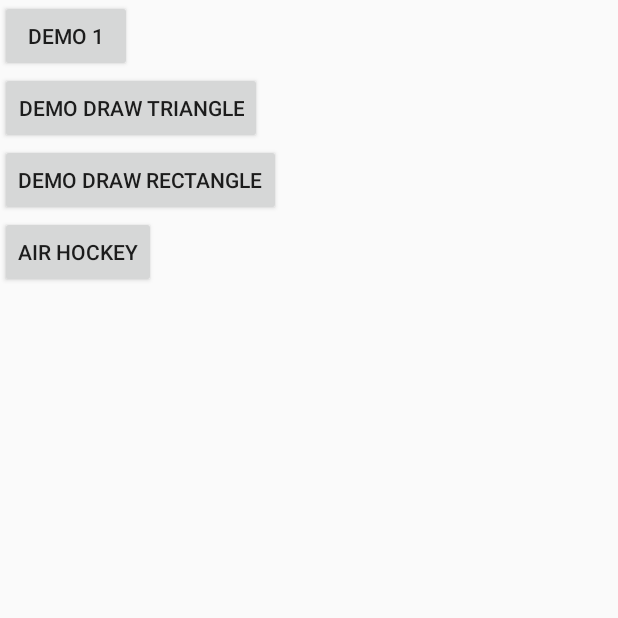
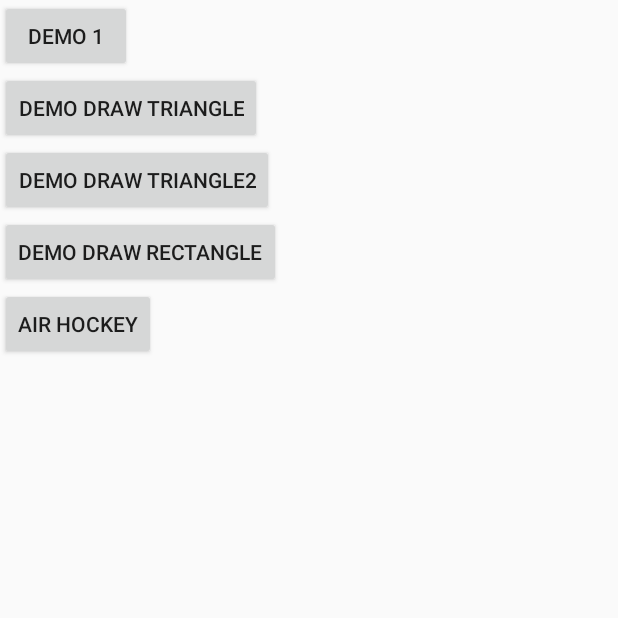
Before and after one commit to haoliweimiao/AndroidDemo, an Android app: the OpenGLListActivity screen opened directly, with no data from a screen before it, after a tap on "DEMO DRAW TRIANGLE", on a phone screen of 412 x 824 dp, the top half of it. Run offline under Robolectric (Android 15) with nearby library versions, the phone set to English and light mode, and no system bars; our stand-ins replace data binding.

```diff
--- a/app/build.gradle
+++ b/app/build.gradle
@@ -8,7 +8,7 @@ android {
         minSdkVersion 19
         targetSdkVersion 28
         versionCode 1
-        versionName "1.0.24"
+        versionName "1.0.25"
         testInstrumentationRunner "android.support.test.runner.AndroidJUnitRunner"
     }
     buildTypes {
--- a/app/src/main/AndroidManifest.xml
+++ b/app/src/main/AndroidManifest.xml
@@ -2,6 +2,8 @@
 <manifest xmlns:android="http://schemas.android.com/apk/res/android"
     xmlns:tools="http://schemas.android.com/tools"
     package="com.hlw.demo">
+
+    <uses-feature android:glEsVersion="0x00030000" />
 
     <application
         android:allowBackup="true"
--- a/app/src/main/java/com/hlw/demo/activity/opengl/OpenGLDrawType.java
+++ b/app/src/main/java/com/hlw/demo/activity/opengl/OpenGLDrawType.java
@@ -5,10 +5,12 @@ import android.opengl.GLSurfaceView;
 
 import com.hlw.demo.activity.opengl.renderer.RectangleRenderer;
 import com.hlw.demo.activity.opengl.renderer.TriangleRenderer;
+import com.hlw.demo.activity.opengl.renderer.TriangleRenderer2;
 
 public enum OpenGLDrawType {
     //绘制三角形
     TRIANGLE("triangle"),
+    TRIANGLE2("triangle2"),
     //绘制矩形
     RECTANGLE("rectangle");
 
@@ -24,6 +26,8 @@ public enum OpenGLDrawType {
         switch (type) {
             case RECTANGLE:
                 return new RectangleRenderer(context);
+            case TRIANGLE2:
+                return new TriangleRenderer2(context);
             case TRIANGLE:
             default:
                 return new TriangleRenderer(context);
--- a/app/src/main/java/com/hlw/demo/activity/opengl/ShaderHelper.java
+++ b/app/src/main/java/com/hlw/demo/activity/opengl/ShaderHelper.java
@@ -95,6 +95,9 @@ public class ShaderHelper {
             return 0;
         }
 
+        glDeleteShader(vertexShaderId);
+        glDeleteShader(fragmentShaderId);
+
         return programObjectId;
     }
 
--- a/app/src/main/java/com/hlw/demo/activity/opengl/activity/OpenGLListActivity.java
+++ b/app/src/main/java/com/hlw/demo/activity/opengl/activity/OpenGLListActivity.java
@@ -35,6 +35,7 @@ public class OpenGLListActivity extends BaseActivity<ActivityOpenglListBinding>
         mBinding.btnDemo1.setOnClickListener(this);
         mBinding.btnAirHockey.setOnClickListener(this);
         mBinding.btnDrawTriangle.setOnClickListener(this);
+        mBinding.btnDrawTriangle2.setOnClickListener(this);
         mBinding.btnDrawRectangle.setOnClickListener(this);
     }
 
@@ -50,6 +51,9 @@ public class OpenGLListActivity extends BaseActivity<ActivityOpenglListBinding>
             case R.id.btn_draw_triangle:
                 OpenGLDrawDemoleActivity.start(this, OpenGLDrawType.TRIANGLE.name());
                 break;
+            case R.id.btn_draw_triangle2:
+                OpenGLDrawDemoleActivity.start(this, OpenGLDrawType.TRIANGLE2.name());
+                break;
             case R.id.btn_draw_rectangle:
                 OpenGLDrawDemoleActivity.start(this, OpenGLDrawType.RECTANGLE.name());
                 break;
--- a/app/src/main/java/com/hlw/demo/util/CheckUtils.java
+++ b/app/src/main/java/com/hlw/demo/util/CheckUtils.java
@@ -32,14 +32,8 @@ public class CheckUtils {
         if (manager == null) {
             return false;
         }
-        final ConfigurationInfo info = manager.getDeviceConfigurationInfo();
-        return info.reqGlEsVersion > 0x20000 ||
-                (Build.VERSION.SDK_INT > Build.VERSION_CODES.JELLY_BEAN_MR2 && Build.FINGERPRINT.startsWith("generic")) ||
-                Build.FINGERPRINT.startsWith("unknown") ||
-                Build.MODEL.contains("google_sdk") ||
-                Build.MODEL.contains("Emulator") ||
-                //支持夜神模拟器
-                Build.MODEL.contains("SM-G955N") ||
-                Build.MODEL.contains("Android SDK built for x86");
+
+        ConfigurationInfo info = manager.getDeviceConfigurationInfo();
+        return ( info.reqGlEsVersion >= 0x30000 );
     }
 }
--- a/app/src/main/res/layout/activity_opengl_list.xml
+++ b/app/src/main/res/layout/activity_opengl_list.xml
@@ -19,6 +19,12 @@
             android:text="demo draw triangle" />
 
         <Button
+            android:id="@+id/btn_draw_triangle2"
+            android:layout_width="wrap_content"
+            android:layout_height="wrap_content"
+            android:text="demo draw triangle2" />
+
+        <Button
             android:id="@+id/btn_draw_rectangle"
             android:layout_width="wrap_content"
             android:layout_height="wrap_content"
```
Also changed, not shown: app/src/main/java/com/hlw/demo/activity/opengl/renderer/TriangleRenderer2.java (added, +96 -0 lines), 2 other files.
